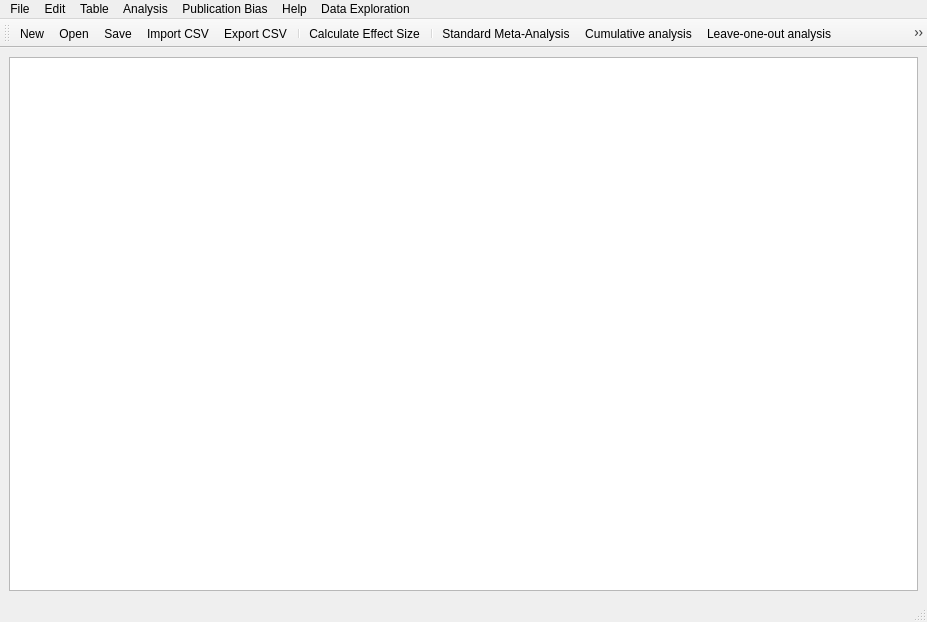
gdietz/OpenMEE, file main_window.ui: the form before one commit.
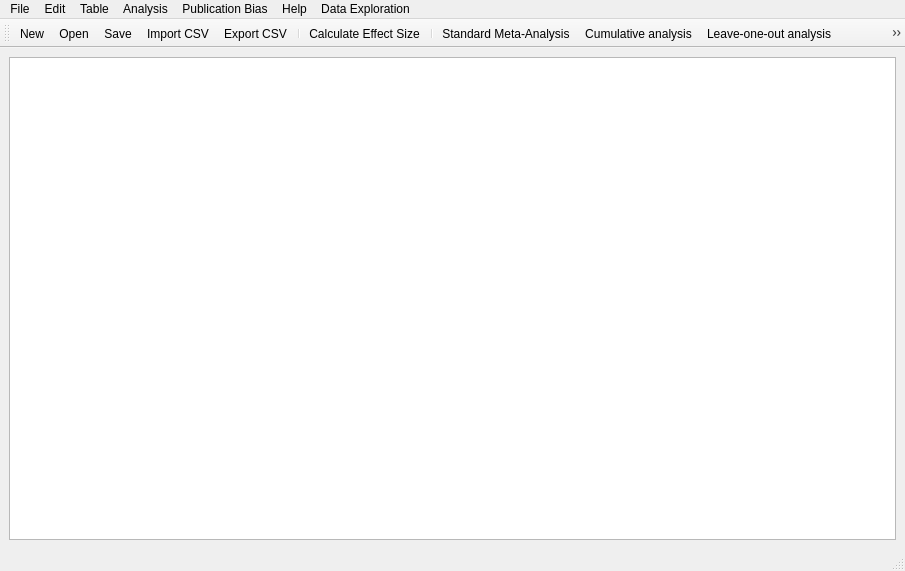
The form after the commit. Icons and pictures are not drawn.

```diff
--- a/main_window.ui
+++ b/main_window.ui
@@ -6,8 +6,8 @@
    <rect>
     <x>0</x>
     <y>0</y>
-    <width>927</width>
-    <height>622</height>
+    <width>905</width>
+    <height>571</height>
    </rect>
   </property>
   <property name="windowTitle">
@@ -29,7 +29,7 @@
     <rect>
      <x>0</x>
      <y>0</y>
-     <width>927</width>
+     <width>905</width>
      <height>22</height>
     </rect>
    </property>
```
